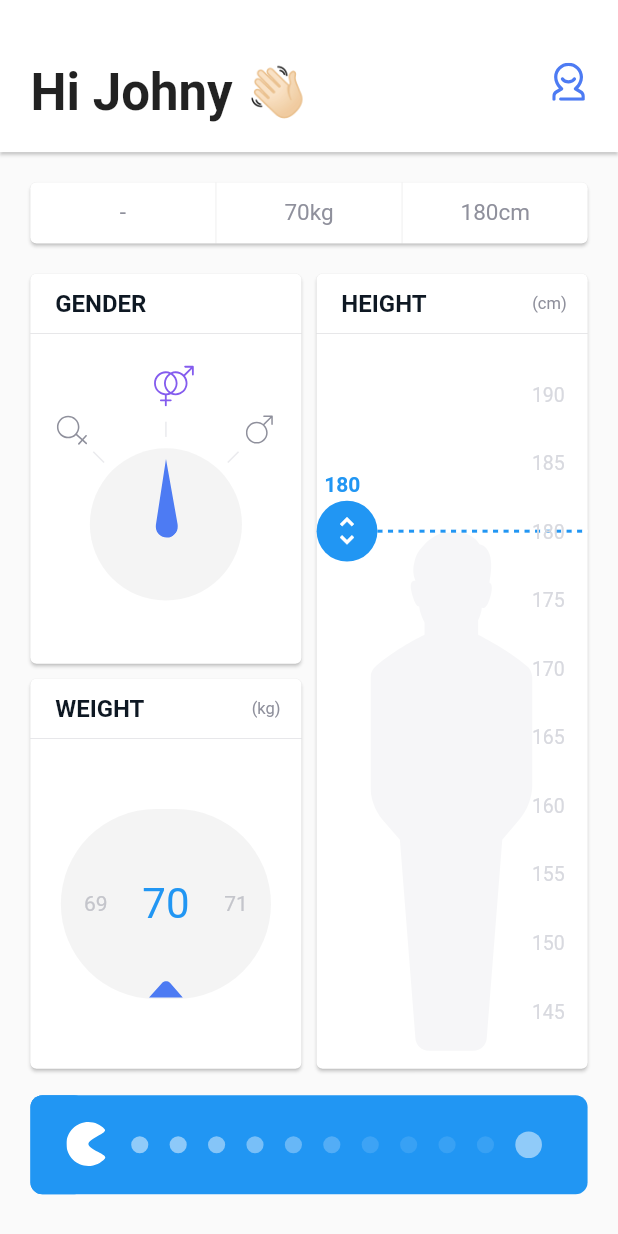
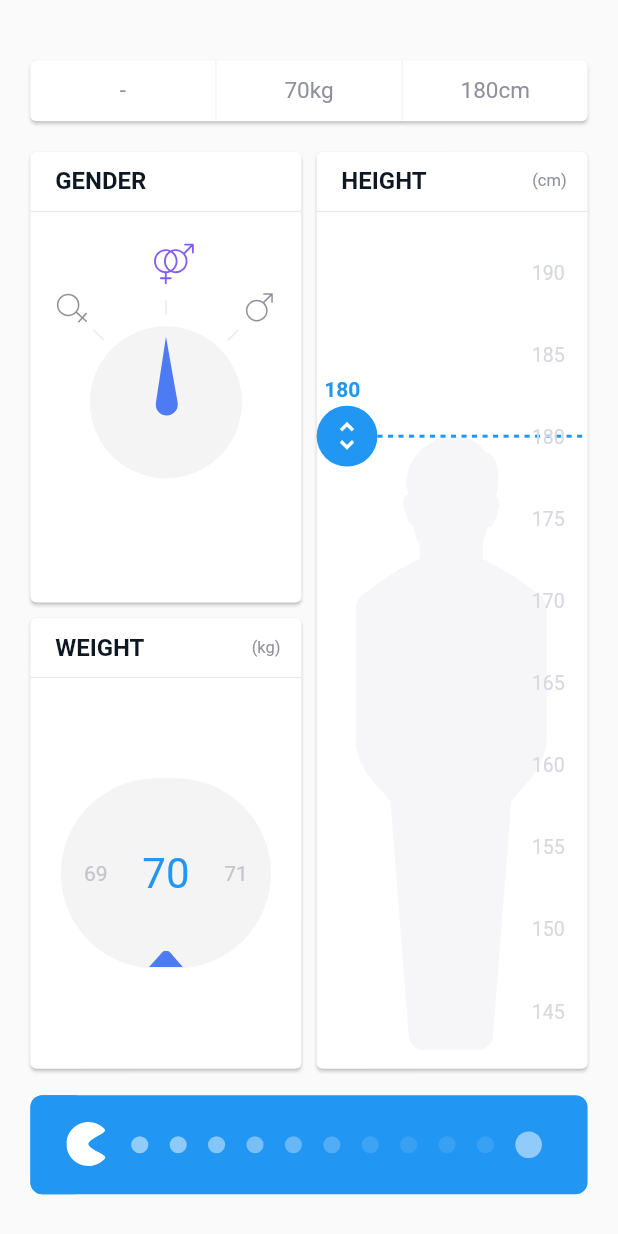
Before and after one commit to CheshtaK/Hack-CBS, a Flutter app: the InputPage screen opened directly, on a phone screen of 412 x 824 dp. Run offline on Flutter 3.47's test engine with Material 2 defaults, Android fonts, the phone set to English and light mode, and no system bars; our stand-ins replace flutter_svg; missing offline and left inert: flutter_nfc_reader.

```diff
--- a/lib/app_bar.dart
+++ /dev/null
@@ -1,67 +0,0 @@
-import 'package:hack_cbs/input_page/input_page_styles.dart';
-import 'package:hack_cbs/widget_utils.dart';
-import 'package:flutter/material.dart';
-import 'package:flutter_svg/flutter_svg.dart';
-
-class BmiAppBar extends StatelessWidget {
-  final bool isInputPage;
-  static const String wavingHandEmoji = "\uD83D\uDC4B";
-  static const String whiteSkinTone = "\uD83C\uDFFB";
-
-  const BmiAppBar({Key key, this.isInputPage = true}) : super(key: key);
-
-  @override
-  Widget build(BuildContext context) {
-    return Material(
-      elevation: 1.0,
-      child: Container(
-        height: appBarHeight(context),
-        color: Colors.white,
-        child: Padding(
-          padding: EdgeInsets.all(screenAwareSize(16.0, context)),
-          child: Row(
-            crossAxisAlignment: CrossAxisAlignment.end,
-            mainAxisAlignment: MainAxisAlignment.spaceBetween,
-            children: <Widget>[
-              _buildLabel(context),
-              _buildIcon(context),
-            ],
-          ),
-        ),
-      ),
-    );
-  }
-
-  Padding _buildIcon(BuildContext context) {
-    return Padding(
-      padding: EdgeInsets.only(bottom: screenAwareSize(11.0, context)),
-      child: SvgPicture.asset(
-        'images/user.svg',
-        height: screenAwareSize(20.0, context),
-        width: screenAwareSize(20.0, context),
-      ),
-    );
-  }
-
-  RichText _buildLabel(BuildContext context) {
-    return RichText(
-      text: TextSpan(
-        style: DefaultTextStyle.of(context).style.copyWith(fontSize: 34.0),
-        children: [
-          TextSpan(
-            text: isInputPage ? "Hi Johny " : "Your BMI",
-            style: TextStyle(fontWeight: FontWeight.bold),
-          ),
-          TextSpan(text: isInputPage ? getEmoji(context) : ""),
-        ],
-      ),
-    );
-  }
-
-  // https://github.com/flutter/flutter/issues/9652
-  String getEmoji(BuildContext context) {
-    return Theme.of(context).platform == TargetPlatform.iOS
-        ? wavingHandEmoji
-        : wavingHandEmoji + whiteSkinTone;
-  }
-}
--- a/lib/input_page/input_page.dart
+++ b/lib/input_page/input_page.dart
@@ -1,4 +1,3 @@
-import 'package:hack_cbs/app_bar.dart';
 import 'package:hack_cbs/fade_route.dart';
 import 'package:hack_cbs/input_page/gender/gender_card.dart';
 import 'package:hack_cbs/input_page/height/height_card.dart';
@@ -7,7 +6,7 @@ import 'package:hack_cbs/input_page/pacman_slider.dart';
 import 'package:hack_cbs/input_page/transition_dot.dart';
 import 'package:hack_cbs/input_page/weight/weight_card.dart';
 import 'package:hack_cbs/model/gender.dart';
-import 'package:hack_cbs/result_page/result_page.dart';
+import 'package:hack_cbs/screens/home/home_page.dart';
 import 'package:hack_cbs/widget_utils.dart';
 import 'package:flutter/material.dart';
 
@@ -49,13 +48,10 @@ class InputPageState extends State<InputPage> with TickerProviderStateMixin {
     return Stack(
       children: <Widget>[
         Scaffold(
-          appBar: PreferredSize(
-            child: BmiAppBar(),
-            preferredSize: Size.fromHeight(appBarHeight(context)),
-          ),
           body: Column(
             crossAxisAlignment: CrossAxisAlignment.start,
             children: <Widget>[
+              Padding(padding: EdgeInsets.only(top: 20),),
               InputSummaryCard(
                 gender: gender,
                 weight: weight,
@@ -123,11 +119,7 @@ class InputPageState extends State<InputPage> with TickerProviderStateMixin {
 
   _goToResultPage() async {
     return Navigator.of(context).push(FadeRoute(
-      builder: (context) => ResultPage(
-            weight: weight,
-            height: height,
-            gender: gender,
-          ),
+      builder: (context) => HomePage(true)
     ));
   }
 }
--- a/lib/main.dart
+++ b/lib/main.dart
@@ -12,7 +12,7 @@ class MyApp extends StatelessWidget {
     return MaterialApp(
       title: 'Flutter Demo',
       debugShowCheckedModeBanner: false,
-      home: HomePage(),
+      home: OnBoardingPage()
     );
   }
 }
--- a/lib/screens/onboarding/onboarding_animation.dart
+++ b/lib/screens/onboarding/onboarding_animation.dart
@@ -5,7 +5,7 @@ import 'package:hack_cbs/utility/color_utility.dart';
 class OnBoardingEnterAnimation {
   OnBoardingEnterAnimation(this.controller)
       : colorAnimation = new ColorTween(
-          begin: Color(getColorHexFromStr(COLOR_WELCOME)),
+          begin: COLOR_WELCOME,
           end: Color(getColorHexFromStr(COLOR_LOGIN)),
         ).animate(
           new CurvedAnimation(
--- a/lib/utility/air_asia_bar.dart
+++ b/lib/utility/air_asia_bar.dart
@@ -14,7 +14,7 @@ class TitleBar extends StatelessWidget {
             gradient: new LinearGradient(
               begin: Alignment.topCenter,
               end: Alignment.bottomCenter,
-              colors: [Colors.red, const Color(0xFFE64C85)],
+              colors: [Colors.lightBlue, const Color(0xFFE64C85)],
             ),
           ),
           height: height,
--- a/lib/utility/app_constant.dart
+++ b/lib/utility/app_constant.dart
@@ -1,4 +1,6 @@
 
+
+import 'package:flutter/material.dart';
 
 const PHONE_AUTH_HINT = "User Name";
 const PHONE_AUTH_VALIDATION_EMPTY = "Your phone number can\'t be empty!";
@@ -8,7 +10,7 @@ const PASSWORD_AUTH_HINT = "Password";
 const PASSWORD_AUTH_VALIDATION_EMPTY = "Your password number can\'t be empty!";
 const PASSWORD_AUTH_VALIDATION_INVALID = 'This password number is invalid!';
 
-const COLOR_WELCOME = "#FFD201";
+const COLOR_WELCOME = Colors.lightBlue;
 const COLOR_LOGIN = "#2C3949";
 
 const IMAGE_LOGIN_PATH = "assets/images/doctor.jpg";
--- a/pubspec.yaml
+++ b/pubspec.yaml
@@ -25,8 +25,8 @@ dependencies:
       url: git://github.com/matteocrippa/flutter-nfc-reader.git
       ref: master
 
-  flutter_svg: 0.14.2
-
+  flutter_svg: ^0.5.5+1
+  toast: ^0.1.5
 
 
   # The following adds the Cupertino Icons font to your application.
```
Also changed, not shown: lib/result_page/result_page.dart (deleted, +0 -136 lines), lib/screens/home/content_card.dart (+21 -21 lines), lib/screens/home/history/history_tab.dart (+10 -6 lines), lib/screens/home/history/visit_card.dart (+47 -31 lines), lib/screens/home/home_page.dart (+27 -5 lines), lib/screens/login/login_page.dart (+4 -3 lines), pubspec.lock, 3 other files.
